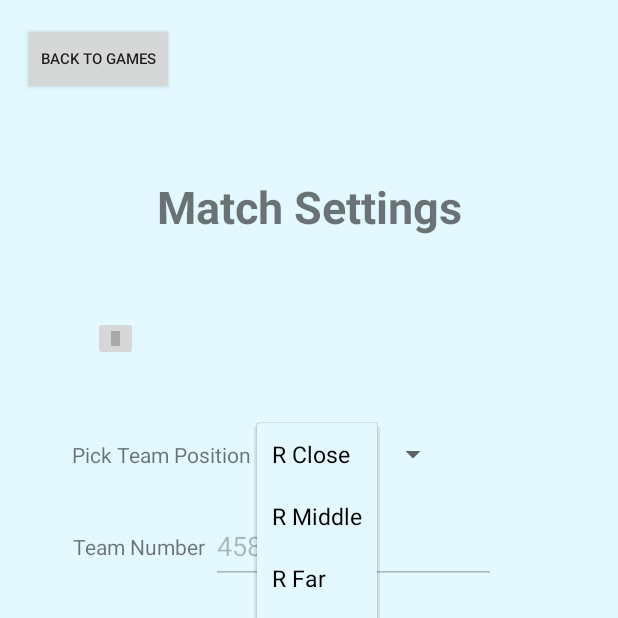
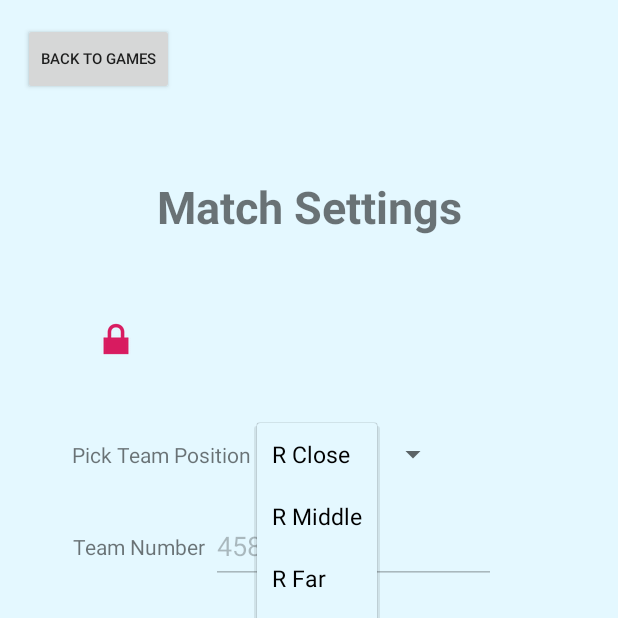
Before and after one commit to DolevGr/Scouting-App-2020, an Android app: the fragment ControlPanelFragment placed in its activity, after a tap on "R Close", on a phone screen of 412 x 824 dp, the top half of it. Run offline under Robolectric (Android 15) with nearby library versions, the phone set to English and light mode, and no system bars; our stand-ins replace Firebase (no records; nobody signed in at launch, a user with empty details on screens opened directly).

Commit message:
Little changes in static vars

```diff
--- a/app/build.gradle
+++ b/app/build.gradle
@@ -22,7 +22,6 @@ android {
 
 dependencies {
     def appcompat_version = "1.1.0"
-    //implementation 'com.google.firebase:firebase-analytics:17.2.0'
 
     implementation fileTree(dir: 'libs', include: ['*.jar'])
     implementation 'androidx.appcompat:appcompat:appcompat_version'
@@ -36,9 +35,4 @@ dependencies {
     testImplementation 'junit:junit:4.12'
     androidTestImplementation 'androidx.test:runner:1.1.1'
     androidTestImplementation 'androidx.test.espresso:espresso-core:3.1.1'
-
-    /*implementation 'com.google.firebase:firebase-auth:19.1.0'
-    implementation 'com.google.firebase:firebase-firestore:21.2.1'*/
 }
-
-//apply plugin: 'com.google.gms.google-services'
--- a/app/src/main/java/com/example/primo2020v1/Fragments/ControlPanelFragment.java
+++ b/app/src/main/java/com/example/primo2020v1/Fragments/ControlPanelFragment.java
@@ -19,7 +19,7 @@ import com.example.primo2020v1.libs.Keys;
 public class ControlPanelFragment extends Fragment implements View.OnClickListener {
     private ImageView imgCPnormal, imgCPcolor;
     private ControlPanelListener listener;
-    public static boolean isPCnormal = false, isPCcolor = false;
+    public static boolean isPCnormal, isPCcolor;
     private Intent cpIntent;
 
 
--- a/app/src/main/java/com/example/primo2020v1/Fragments/EndGameFragment.java
+++ b/app/src/main/java/com/example/primo2020v1/Fragments/EndGameFragment.java
@@ -22,7 +22,7 @@ public class EndGameFragment extends Fragment implements View.OnClickListener {
     private ImageView imgReplace;
     private int[] images = {R.drawable.ic_empty, R.drawable.ic_park, R.drawable.ic_climb, R.drawable.ic_balance};
     //0: nothing; 1: parked; 2: climbed; 3: balanced
-    public static int imageIndex = 0;
+    public static int imageIndex;
 
     public interface EndGameListener {
         void setDataEndGame(Intent egIntent);
--- a/app/src/main/java/com/example/primo2020v1/Fragments/FinishFragment.java
+++ b/app/src/main/java/com/example/primo2020v1/Fragments/FinishFragment.java
@@ -35,9 +35,9 @@ public class FinishFragment extends Fragment implements View.OnClickListener {
     }
 
     FinishListener listener;
-    public static int imageIndex = 0, ticketIndex = 0;
-    public static CharSequence text = "";
-    public static boolean didCrash = false;
+    public static int imageIndex, ticketIndex;
+    public static CharSequence text;
+    public static boolean didCrash;
     private ImageView imgReplace, imgTicket, imgCrash;
     private EditText edExtraInfo;
     private Button btnToSubmission;
--- a/app/src/main/java/com/example/primo2020v1/Fragments/MatchSettingsFragment.java
+++ b/app/src/main/java/com/example/primo2020v1/Fragments/MatchSettingsFragment.java
@@ -40,10 +40,11 @@ public class MatchSettingsFragment extends Fragment implements AdapterView.OnIte
     private ImageButton imgbtnSwitchFields;
     private Spinner spnTeam;
     private String[] positions;
+    //private int[] locks = {R.drawable.ic_locked_foreground, R.drawable.ic_unlocked_foreground};
 
-    public static int gameNumber = User.currentGame, spnIndex = -1;
-    public static String teamNumber = "";
-    public static boolean swichFields;
+    public static int gameNumber, spnIndex;
+    public static String teamNumber;
+    public boolean swichFields;
     private ArrayAdapter<CharSequence> teamAdapter;
 
 
@@ -142,6 +143,7 @@ public class MatchSettingsFragment extends Fragment implements AdapterView.OnIte
     }
 
     private void switchFields() {
+        //imgbtnSwitchFields.setImageDrawable(getResources().getDrawable(swichFields ? locks[0] : locks[1]));
         swichFields = !swichFields;
         edGameNumber.setEnabled(swichFields);
         edTeamNumber.setEnabled(swichFields);
--- a/app/src/main/java/com/example/primo2020v1/Fragments/PowerCellsFragment.java
+++ b/app/src/main/java/com/example/primo2020v1/Fragments/PowerCellsFragment.java
@@ -36,7 +36,7 @@ public class PowerCellsFragment extends Fragment implements SeekBar.OnSeekBarCha
     public static int[] positions = new int[4];
 
     //Tele: true; Auto: false
-    public static boolean phase = false;
+    public static boolean phase;
     private ArrayList<Cycle> cycles;
 
     private Button btnCycle, btnTeleAuto;
--- a/app/src/main/java/com/example/primo2020v1/GameFormActivity.java
+++ b/app/src/main/java/com/example/primo2020v1/GameFormActivity.java
@@ -3,7 +3,6 @@ package com.example.primo2020v1;
 import android.content.Intent;
 import android.graphics.Color;
 import android.os.Bundle;
-import android.util.Log;
 import android.view.MenuItem;
 import android.view.View;
 import android.widget.Button;
@@ -21,6 +20,7 @@ import com.example.primo2020v1.Fragments.MatchSettingsFragment;
 import com.example.primo2020v1.Fragments.PowerCellsFragment;
 import com.example.primo2020v1.libs.Cycle;
 import com.example.primo2020v1.libs.FormInfo;
+import com.example.primo2020v1.libs.GeneralFunctions;
 import com.example.primo2020v1.libs.Keys;
 import com.example.primo2020v1.libs.User;
 import com.google.android.material.bottomnavigation.BottomNavigationView;
@@ -43,7 +43,7 @@ public class GameFormActivity extends AppCompatActivity implements BottomNavigat
     private ArrayList<Cycle> cycles;
     private FormInfo formInfo;
     public String teamNumber = "";
-    int spnOptionSelectedIndex = 0, gameNumber = User.currentGame, numOfCycles,
+    int spnOptionSelectedIndex = 0, gameNumber = User.currentGame,
             endGameImageId = R.drawable.ic_empty, finishImgId = R.drawable.ic_won, finishTicket = Color.BLACK;
     boolean isControlPanelNormal, isControlPanelColor, leaveForm, finishDidCrash;
     CharSequence text;
@@ -98,25 +98,17 @@ public class GameFormActivity extends AppCompatActivity implements BottomNavigat
             bnvForm.getMenu().findItem(R.id.navFinishForm).setChecked(true);
         } else {
             selectedFragment = fragsMap.get(R.id.navMatchSettings);
+            GeneralFunctions.resetForm();
         }
 
         if (intent.hasExtra(Keys.FINISH_PC)) {
             cycles = intent.getParcelableArrayListExtra(Keys.FINISH_PC);
-            Log.d(TAG, "onCreate: " + cycles.toString());
-
-            if (!cycles.isEmpty())
-                numOfCycles = cycles.size();
-            else
-                numOfCycles = 0;
         } else {
             cycles = new ArrayList<>();
-            numOfCycles = 0;
         }
 
         getSupportFragmentManager().beginTransaction().replace(R.id.fragmentForm, selectedFragment).commit();
         bnvForm.setOnNavigationItemSelectedListener(this);
-
-        Log.d(TAG, "onCreate: " + cycles.toString());
     }
 
     public void openDialog() {
@@ -145,8 +137,6 @@ public class GameFormActivity extends AppCompatActivity implements BottomNavigat
         teamNumber = msIntent.getStringExtra(Keys.MS_TEAM);
         gameNumber = msIntent.getIntExtra(Keys.MS_NUMBER, User.currentGame);
         spnOptionSelectedIndex = msIntent.getIntExtra(Keys.MS_TEAM_INDEX, 0);
-
-        Log.d(TAG, "setDataMatchSettings: Game Number: " + gameNumber);
     }
 
     @Override
--- a/app/src/main/java/com/example/primo2020v1/libs/GeneralFunctions.java
+++ b/app/src/main/java/com/example/primo2020v1/libs/GeneralFunctions.java
@@ -79,7 +79,6 @@ public class GeneralFunctions {
         MatchSettingsFragment.teamNumber = "";
         MatchSettingsFragment.spnIndex = -1;
         MatchSettingsFragment.gameNumber = User.currentGame;
-        MatchSettingsFragment.swichFields = true;
 
         PowerCellsFragment.phase = false;
         for (int i = 0; i < PowerCellsFragment.positions.length; i++) {
--- a/app/src/main/res/layout/match_settings.xml
+++ b/app/src/main/res/layout/match_settings.xml
@@ -76,6 +76,8 @@
         android:text="Pick Team Position"
         app:layout_constraintBottom_toBottomOf="@+id/spnTeam"
         app:layout_constraintEnd_toStartOf="@+id/spnTeam"
+        app:layout_constraintHorizontal_bias="1.0"
+        app:layout_constraintStart_toStartOf="parent"
         app:layout_constraintTop_toTopOf="@+id/spnTeam" />
 
     <TextView
@@ -110,6 +112,7 @@
         app:layout_constraintEnd_toStartOf="@+id/tvMuchSettings"
         app:layout_constraintStart_toStartOf="@+id/textView2"
         app:layout_constraintTop_toBottomOf="@+id/tvMuchSettings"
-        app:srcCompat="@android:color/darker_gray" />
+        app:srcCompat="@android:drawable/ic_lock_lock"
+        android:background="@color/background"/>
 
 </androidx.constraintlayout.widget.ConstraintLayout>
```
Also changed, not shown: app/src/main/java/com/example/primo2020v1/SubmissionActivity.java (+9 -7 lines), app/src/main/ic_locked-web.png (added), app/src/main/ic_unlocked-web.png (added).
